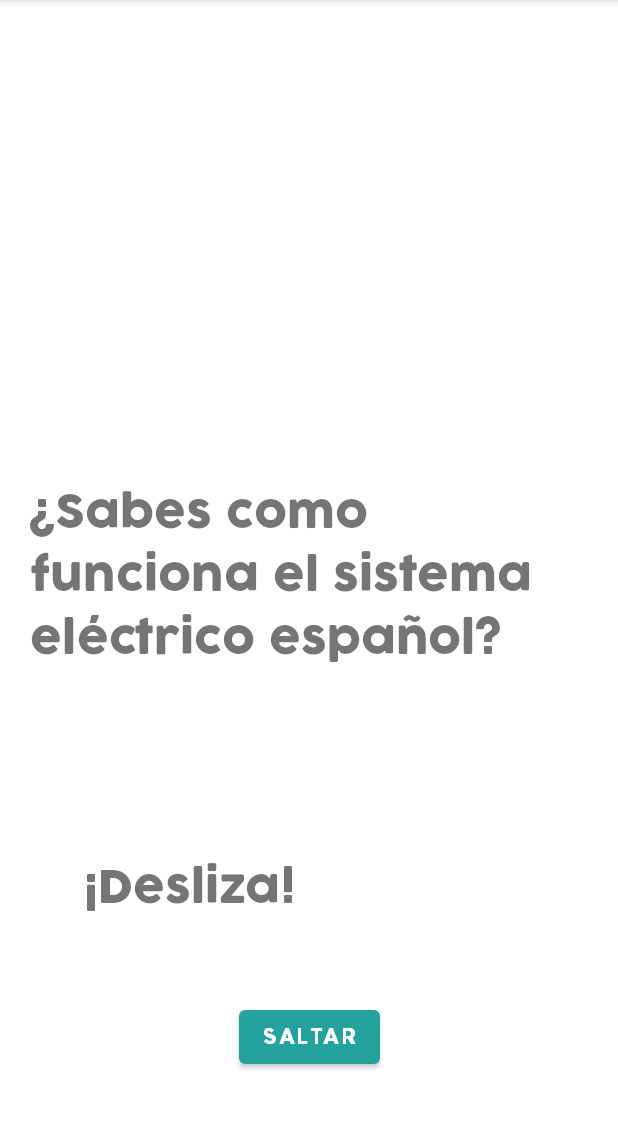
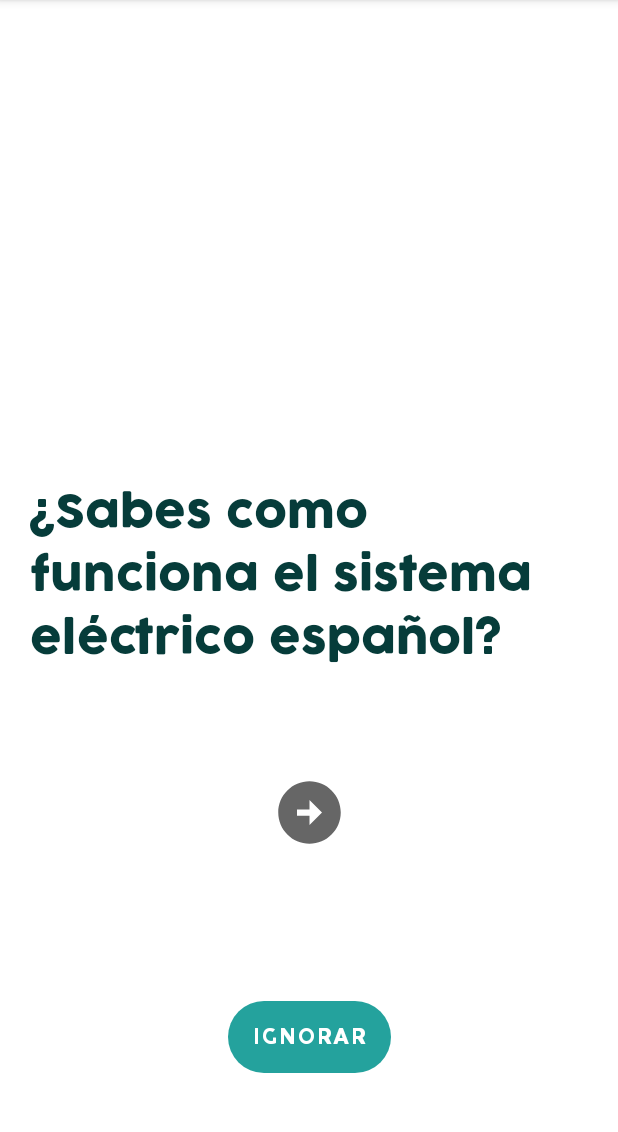
Before and after one commit to RodrigoZafra/Lumen, an Android app: the fragment InfoSlide1 shown on its own in the app's theme, on a phone screen of 412 x 824 dp, the part 84-1216 px from its top. Run offline under Robolectric (Android 15) with nearby library versions, the phone set to English and light mode, and no system bars.

Commit message:
First Slide

```diff
--- /dev/null
+++ b/app/src/main/res/drawable/ic_arrow_right.xml
@@ -0,0 +1,10 @@
+<vector xmlns:android="http://schemas.android.com/apk/res/android"
+    android:width="24dp"
+    android:height="24dp"
+    android:viewportWidth="24"
+    android:viewportHeight="24"
+    android:tint="?attr/colorControlNormal">
+  <path
+      android:fillColor="@color/azul_oscuro"
+      android:pathData="M22,12c0,-5.52 -4.48,-10 -10,-10S2,6.48 2,12c0,5.52 4.48,10 10,10S22,17.52 22,12zM12,13l-4,0v-2l4,0V8l4,4l-4,4V13z"/>
+</vector>
--- a/app/src/main/res/layout/fragment_info_slide1.xml
+++ b/app/src/main/res/layout/fragment_info_slide1.xml
@@ -12,26 +12,27 @@
         android:layout_height="match_parent">
 
         <TextView
+            android:id="@+id/textView"
             android:layout_width="wrap_content"
             android:layout_height="wrap_content"
             android:padding="20dp"
+            android:textColor="@color/azul_oscuro"
             android:text="¿Sabes como funciona el sistema eléctrico español?"
+            android:textSize="30sp"
             app:layout_constraintBottom_toBottomOf="parent"
             app:layout_constraintEnd_toEndOf="parent"
             app:layout_constraintStart_toStartOf="parent"
-            app:layout_constraintTop_toTopOf="parent"
-            android:textSize="30sp"
-            />
+            app:layout_constraintTop_toTopOf="parent" />
 
-        <TextView
-            android:id="@+id/textView"
-            android:layout_width="300dp"
-            android:layout_height="wrap_content"
-            android:text="¡Desliza!"
-            android:textSize="30sp"
-            app:layout_constraintBottom_toBottomOf="@id/h1"
+        <ImageView
+            android:layout_width="50dp"
+            android:layout_height="50dp"
+            android:src="@drawable/ic_arrow_right"
+            app:layout_constraintBottom_toTopOf="@+id/h1"
             app:layout_constraintEnd_toEndOf="parent"
-            app:layout_constraintStart_toStartOf="parent" />
+            app:layout_constraintStart_toStartOf="parent"
+            app:layout_constraintTop_toBottomOf="@+id/textView" />
+
 
         <androidx.constraintlayout.widget.Guideline
             android:id="@+id/h1"
@@ -44,10 +45,11 @@
             android:layout_width="wrap_content"
             android:layout_height="wrap_content"
             android:text="@string/skip"
+            android:background="@drawable/rounded_corner"
             app:layout_constraintBottom_toBottomOf="parent"
             app:layout_constraintEnd_toEndOf="parent"
             app:layout_constraintStart_toStartOf="parent"
-            app:layout_constraintTop_toBottomOf="@+id/textView" />
+            app:layout_constraintTop_toBottomOf="@+id/h1" />
 
     </androidx.constraintlayout.widget.ConstraintLayout>
 
--- a/app/src/main/res/values/strings.xml
+++ b/app/src/main/res/values/strings.xml
@@ -1,6 +1,6 @@
 <resources>
     <string name="app_name">Lumen</string>
-    <string name="skip">Saltar</string>
+    <string name="skip">Ignorar</string>
 
     <string name="title_activity_info_slides">InfoSlides</string>
     <string name="tab_text_1">infoSlide_1</string>
```
